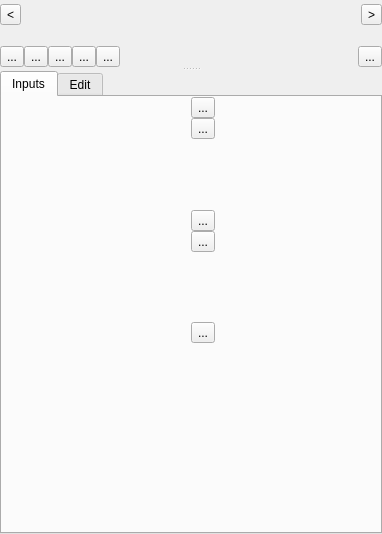
Qt form src/plugins/rv-packages/session_manager/session_manager.ui (AcademySoftwareFoundation/OpenRV) before a commit.
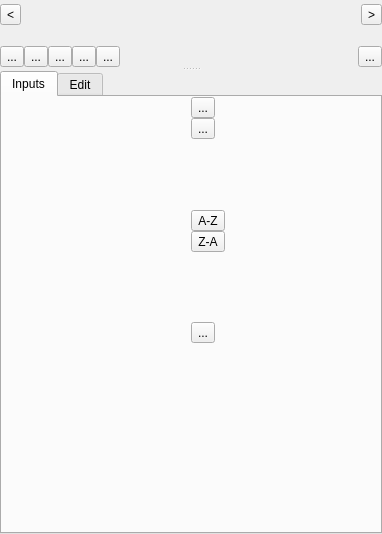
The same form after that commit.

Commit message: SG-41669: Make buttons display text instead of missing icons (#1062)

```diff
--- a/src/plugins/rv-packages/session_manager/session_manager.ui
+++ b/src/plugins/rv-packages/session_manager/session_manager.ui
@@ -284,14 +284,14 @@
               <item>
                <widget class="QToolButton" name="sortAscButton">
                 <property name="text">
-                 <string>...</string>
+                 <string>A-Z</string>
                 </property>
                </widget>
               </item>
               <item>
                <widget class="QToolButton" name="sortDescButton">
                 <property name="text">
-                 <string>...</string>
+                 <string>Z-A</string>
                 </property>
                </widget>
               </item>
```
The commit also changes 1 other file.
